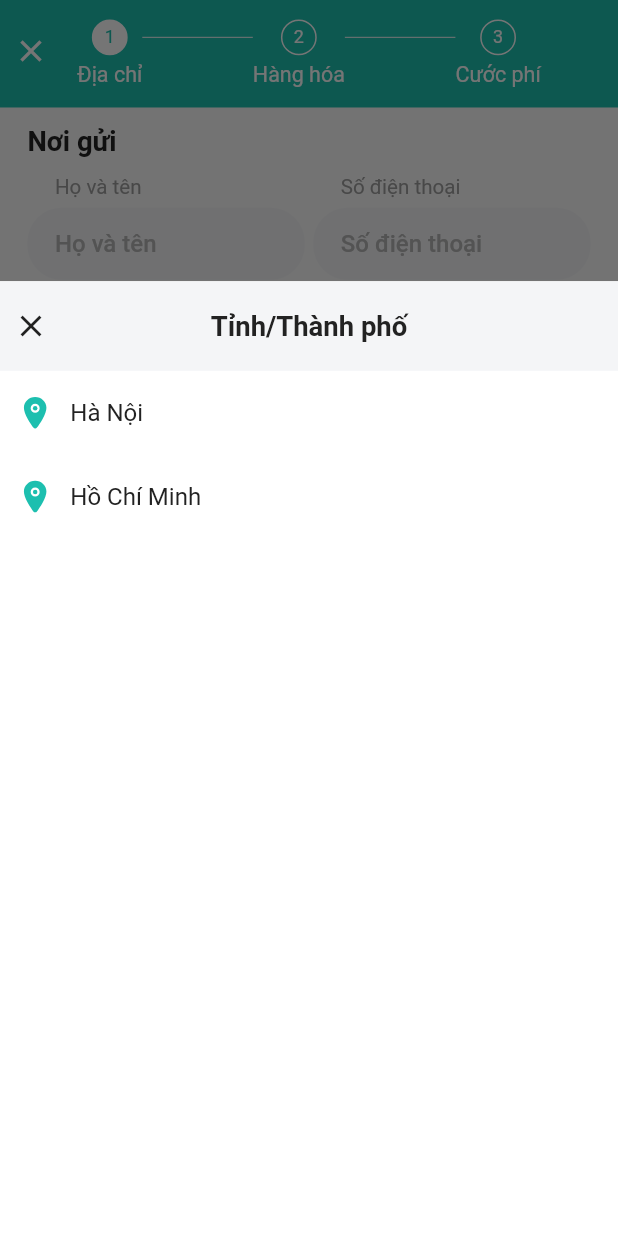
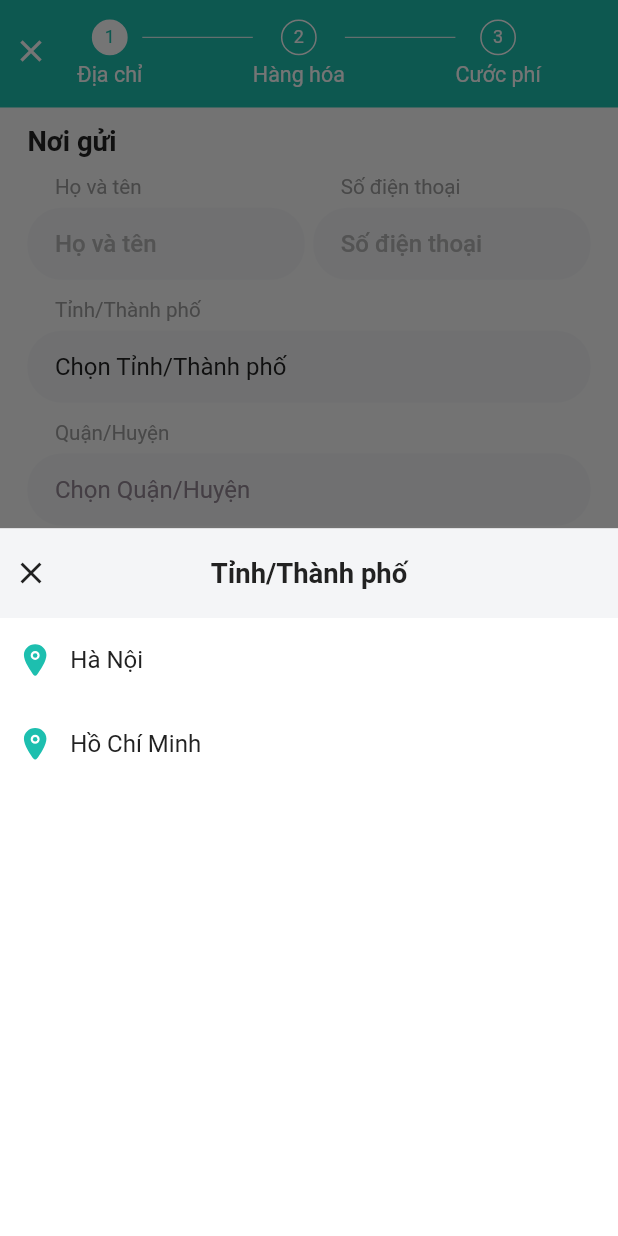
Before and after one commit to Hatunavu/shipf, a Flutter app: the OrderScreen screen opened by its route, after a tap on "Chọn Tỉnh/Thành phố", on a phone screen of 412 x 824 dp. Run offline on Flutter 3.47's test engine with Material 2 defaults, Android fonts, the light colour scheme and no system bars; our stand-ins replace auto_route, bloc, bot_toast, cached_network_image, dio, flutter_bloc and 12 more; missing offline and left inert: cached_network_image_platform_interface; accounts and stored records are empty; generated files the repository leaves out were written again; project files that could hold a hidden picture were left out.

Commit message:
update login place order

```diff
--- a/lib/ui/screen/main/add_address/widget/select_address_widget.dart
+++ b/lib/ui/screen/main/add_address/widget/select_address_widget.dart
@@ -204,7 +204,7 @@ class _SelectAddressWidgetState extends State<SelectAddressWidget> {
               ],
             ),
             SizedBox(
-                height: 0.7.sh,
+                height: 0.5.sh,
                 child: setupAlertDialoadContainer(
                     provinces: provinces, districts: districts, wards: wards)),
           ],
@@ -241,16 +241,25 @@ class _SelectAddressWidgetState extends State<SelectAddressWidget> {
             child: Container(
               child: FormField(
                 validator: (_) {
-                  return 'Vui lòng chọn Tỉnh/Thành phố';
+                  return widget.isWard
+                      ? locationState.ward == null
+                          ? 'Vui lòng chọn Phường/Xã/Thị trấn'
+                          : null
+                      : widget.isDistrict
+                          ? locationState.district == null
+                              ? 'Vui lòng chọn Quận/Huyện'
+                              : null
+                          : locationState.province == null
+                              ? 'Vui lòng chọn Tỉnh/Thành phố'
+                              : null;
                 },
                 builder: (FormFieldState<String> state) {
                   return InputDecorator(
                       decoration: InputDecoration(
                         filled: true,
                         fillColor: backgroundTextField,
-                        errorStyle: const TextStyle(
-                          fontSize: 10,
-                        ),
+                        errorStyle:
+                            TextStyle(fontSize: 10.sp, color: Colors.red),
                         // labelText: widget.label,
                         floatingLabelBehavior: FloatingLabelBehavior.always,
                         labelStyle: textBody,
--- a/lib/ui/screen/main/order/order_screen.dart
+++ b/lib/ui/screen/main/order/order_screen.dart
@@ -18,7 +18,24 @@ class OrderScreen extends StatefulWidget {
 }
 
 class _OrderScreenState extends State<OrderScreen> {
-  // final GlobalKey<FormState> _formKey = GlobalKey<FormState>();
+  final GlobalKey<FormState> addressformKey = GlobalKey<FormState>();
+  final GlobalKey<FormState> parcelformKey = GlobalKey<FormState>();
+  final TextEditingController senderNameController = TextEditingController();
+  final TextEditingController senderPhoneController = TextEditingController();
+  final TextEditingController senderAddressController = TextEditingController();
+  final TextEditingController receiverNameController = TextEditingController();
+  final TextEditingController receiverPhoneController = TextEditingController();
+  final TextEditingController receiverAddressController =
+      TextEditingController();
+  final TextEditingController parcelNameController = TextEditingController();
+  final TextEditingController parcelPriceController = TextEditingController();
+  final TextEditingController parcelAmountController = TextEditingController();
+  final TextEditingController parcelWeightController = TextEditingController();
+  final TextEditingController lengthController = TextEditingController();
+  final TextEditingController widthController = TextEditingController();
+  final TextEditingController heightController = TextEditingController();
+  final TextEditingController codController = TextEditingController();
+  final TextEditingController noteController = TextEditingController();
 
   late OrderCubit orderCubit;
   @override
@@ -33,12 +50,35 @@ class _OrderScreenState extends State<OrderScreen> {
         builder: (context, state) {
           orderCubit = context.read<OrderCubit>();
           final stepWidget = state.stepOrderType == StepOrderType.address
-              ? OrderAddressWidget(
-                  orderCubit: orderCubit,
+              ? Form(
+                  key: addressformKey,
+                  child: OrderAddressWidget(
+                    orderCubit: orderCubit,
+                    senderNameController: senderNameController,
+                    senderPhoneController: senderPhoneController,
+                    senderAddressController: senderAddressController,
+                    receiverNameController: receiverNameController,
+                    receiverPhoneController: receiverPhoneController,
+                    receiverAddressController: receiverAddressController,
+                    addressFormKey: addressformKey,
+                  ),
                 )
               : state.stepOrderType == StepOrderType.parcel
-                  ? OrderParcelWidget(
-                      orderCubit: orderCubit,
+                  ? Form(
+                      key: parcelformKey,
+                      child: OrderParcelWidget(
+                        orderCubit: orderCubit,
+                        parcelNameController: parcelNameController,
+                        parcelPriceController: parcelPriceController,
+                        parcelWeightController: parcelWeightController,
+                        parcelAmountController: parcelAmountController,
+                        lengthController: lengthController,
+                        widthController: widthController,
+                        heightController: heightController,
+                        codController: codController,
+                        noteController: noteController,
+                        parcelformKey: parcelformKey,
+                      ),
                     )
                   : OrderFeeWidget();
           return GestureDetector(
@@ -46,11 +86,11 @@ class _OrderScreenState extends State<OrderScreen> {
               unfocus(context);
             },
             child: Scaffold(
-              appBar: orderAppBar(
-                context,
-                orderCubit: orderCubit,
-                orderState: state,
-              ),
+              appBar: orderAppBar(context,
+                  orderCubit: orderCubit,
+                  orderState: state,
+                  addressformKey: addressformKey,
+                  parcelformKey: parcelformKey),
               body: SafeArea(
                 child: SingleChildScrollView(child: stepWidget),
               ),
--- a/lib/ui/screen/main/order/widget/order_address_widget.dart
+++ b/lib/ui/screen/main/order/widget/order_address_widget.dart
@@ -15,58 +15,62 @@ import 'package:shipf/ui/theme/text_style.dart';
 
 class OrderAddressWidget extends StatefulWidget {
   OrderCubit orderCubit;
-  OrderAddressWidget({super.key, required this.orderCubit});
+  TextEditingController senderNameController;
+  TextEditingController senderPhoneController;
+  TextEditingController senderAddressController;
+  TextEditingController receiverNameController;
+  TextEditingController receiverPhoneController;
+  TextEditingController receiverAddressController;
+
+  GlobalKey<FormState> addressFormKey;
+
+  OrderAddressWidget(
+      {super.key,
+      required this.orderCubit,
+      required this.senderNameController,
+      required this.senderPhoneController,
+      required this.senderAddressController,
+      required this.receiverNameController,
+      required this.receiverPhoneController,
+      required this.receiverAddressController,
+      required this.addressFormKey});
 
   @override
   State<OrderAddressWidget> createState() => _OrderAddressWidgetState();
 }
 
 class _OrderAddressWidgetState extends State<OrderAddressWidget> {
-  final TextEditingController _senderController = TextEditingController();
-  final TextEditingController _senderPhoneController = TextEditingController();
-  final TextEditingController _senderAddressController =
-      TextEditingController();
-  final TextEditingController _receiverController = TextEditingController();
-  final TextEditingController _receiverPhoneController =
-      TextEditingController();
-  final TextEditingController _receiverAddressController =
-      TextEditingController();
-  final GlobalKey<FormState> _formKey = GlobalKey<FormState>();
-
   @override
   Widget build(BuildContext context) {
-    return Form(
-      key: _formKey,
-      child: Column(
+    return Column(
       crossAxisAlignment: CrossAxisAlignment.start,
       children: [
         address(
             type: text.sending_place,
-              nameController: _senderController,
-              phoneController: _senderPhoneController,
-              addressController: _senderAddressController),
+            nameController: widget.senderNameController,
+            phoneController: widget.senderPhoneController,
+            addressController: widget.senderAddressController),
         VerticalSpace(
           kDefaultPaddingHeightScreen,
           color: backgroundColor,
         ),
         address(
             type: text.recipients,
-              nameController: _receiverController,
-              phoneController: _receiverPhoneController,
-              addressController: _receiverAddressController),
+            nameController: widget.receiverNameController,
+            phoneController: widget.receiverPhoneController,
+            addressController: widget.receiverAddressController),
         Padding(
           padding: EdgeInsets.all(kDefaultPaddingWidthWidget),
           child: PrimaryButton(
             label: text.continuee,
             onPressed: () {
-                if (_formKey.currentState!.validate()) {
+              if (widget.addressFormKey.currentState!.validate()) {
                 widget.orderCubit.updateStepOrder(StepOrderType.parcel);
               }
             },
           ),
         )
       ],
-      ),
     );
   }
 
@@ -147,6 +151,7 @@ class _OrderAddressWidgetState extends State<OrderAddressWidget> {
             controller: addressController,
             hintText: text.address,
             isAddress: true,
+            fieldRequire: text.address,
           ),
         ],
       ),
--- a/lib/ui/screen/main/order/widget/order_app_bar_widget.dart
+++ b/lib/ui/screen/main/order/widget/order_app_bar_widget.dart
@@ -7,7 +7,10 @@ import 'package:shipf/ui/theme/constant.dart';
 import 'package:shipf/ui/theme/text_style.dart';
 
 PreferredSizeWidget orderAppBar(BuildContext context,
-    {required OrderState orderState, required OrderCubit orderCubit}) {
+    {required OrderState orderState,
+    required OrderCubit orderCubit,
+    required GlobalKey<FormState> addressformKey,
+    required GlobalKey<FormState> parcelformKey}) {
   return AppBar(
     titleSpacing: 0,
     automaticallyImplyLeading: false,
@@ -42,9 +45,10 @@ PreferredSizeWidget orderAppBar(BuildContext context,
                 crossAxisAlignment: CrossAxisAlignment.start,
                 children: [
                   stepItem(
-                      stepOrderType: StepOrderType.address,
-                      isActive: true,
-                      orderCubit: orderCubit),
+                    stepOrderType: StepOrderType.address,
+                    isActive: true,
+                    orderCubit: orderCubit,
+                  ),
                   Expanded(
                     child: Divider(
                       height: 20.h,
@@ -55,7 +59,8 @@ PreferredSizeWidget orderAppBar(BuildContext context,
                       stepOrderType: StepOrderType.parcel,
                       isActive:
                           orderState.stepOrderType != StepOrderType.address,
-                      orderCubit: orderCubit),
+                      orderCubit: orderCubit,
+                      addressformKey: addressformKey),
                   Expanded(
                     child: Divider(
                       height: 20.h,
@@ -65,7 +70,9 @@ PreferredSizeWidget orderAppBar(BuildContext context,
                   stepItem(
                       stepOrderType: StepOrderType.fee,
                       isActive: orderState.stepOrderType == StepOrderType.fee,
-                      orderCubit: orderCubit)
+                      orderCubit: orderCubit,
+                      parcelformKey: parcelformKey,
+                      addressformKey: addressformKey)
                 ],
               ),
             ),
@@ -79,11 +86,33 @@ PreferredSizeWidget orderAppBar(BuildContext context,
 Widget stepItem(
     {required StepOrderType stepOrderType,
     bool isActive = false,
-    required OrderCubit orderCubit}) {
+    required OrderCubit orderCubit,
+    GlobalKey<FormState>? addressformKey,
+    GlobalKey<FormState>? parcelformKey}) {
   return GestureDetector(
     behavior: HitTestBehavior.translucent,
     onTap: () {
-      orderCubit.updateStepOrder(stepOrderType);
+      if (stepOrderType == StepOrderType.address) {
+        orderCubit.updateStepOrder(stepOrderType);
+      }
+      // else if (stepOrderType == StepOrderType.fee &&
+      //     addressformKey != null &&
+      //     addressformKey.currentState!.validate() &&
+      //     parcelformKey != null &&
+      //     parcelformKey.currentState!.validate()) {
+      //   orderCubit.updateStepOrder(stepOrderType);
+      // }
+      else if (orderCubit.state.stepOrderType == StepOrderType.fee) {
+        orderCubit.updateStepOrder(stepOrderType);
+      } else if (orderCubit.state.stepOrderType == StepOrderType.address &&
+          addressformKey != null &&
+          addressformKey.currentState!.validate()) {
+        orderCubit.updateStepOrder(stepOrderType);
+      } else if (orderCubit.state.stepOrderType == StepOrderType.parcel &&
+          parcelformKey != null &&
+          parcelformKey.currentState!.validate()) {
+        orderCubit.updateStepOrder(stepOrderType);
+      }
     },
     child: Column(
       children: [
```
Also changed, not shown: lib/ui/screen/main/order/widget/order_parcel_widget.dart (+43 -32 lines). Lines whose indentation alone changed are shown as unchanged.
